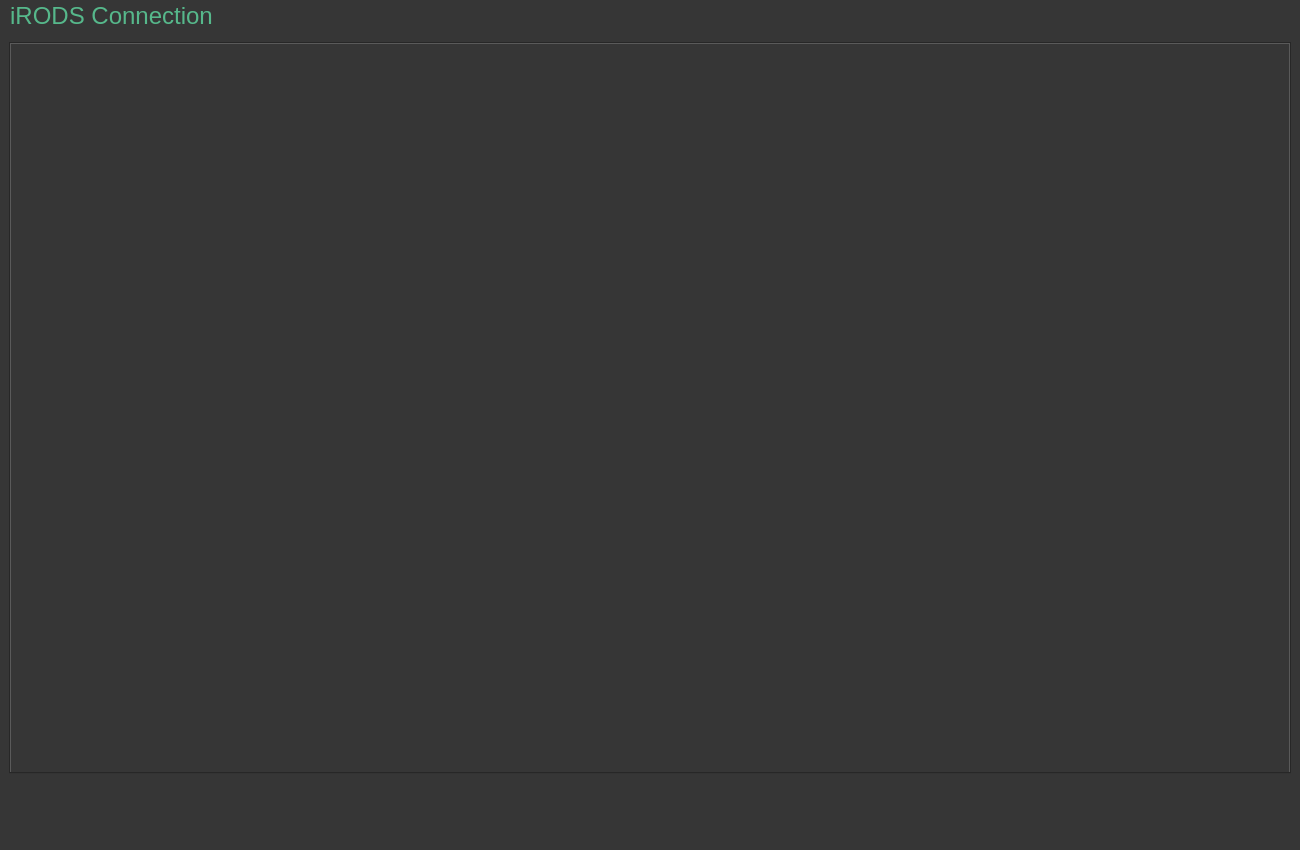
First picture: the form in ibridgesgui/ui_files/MainMenu.ui, repository iBridges-for-iRODS/iBridges-GUI, before the edit.
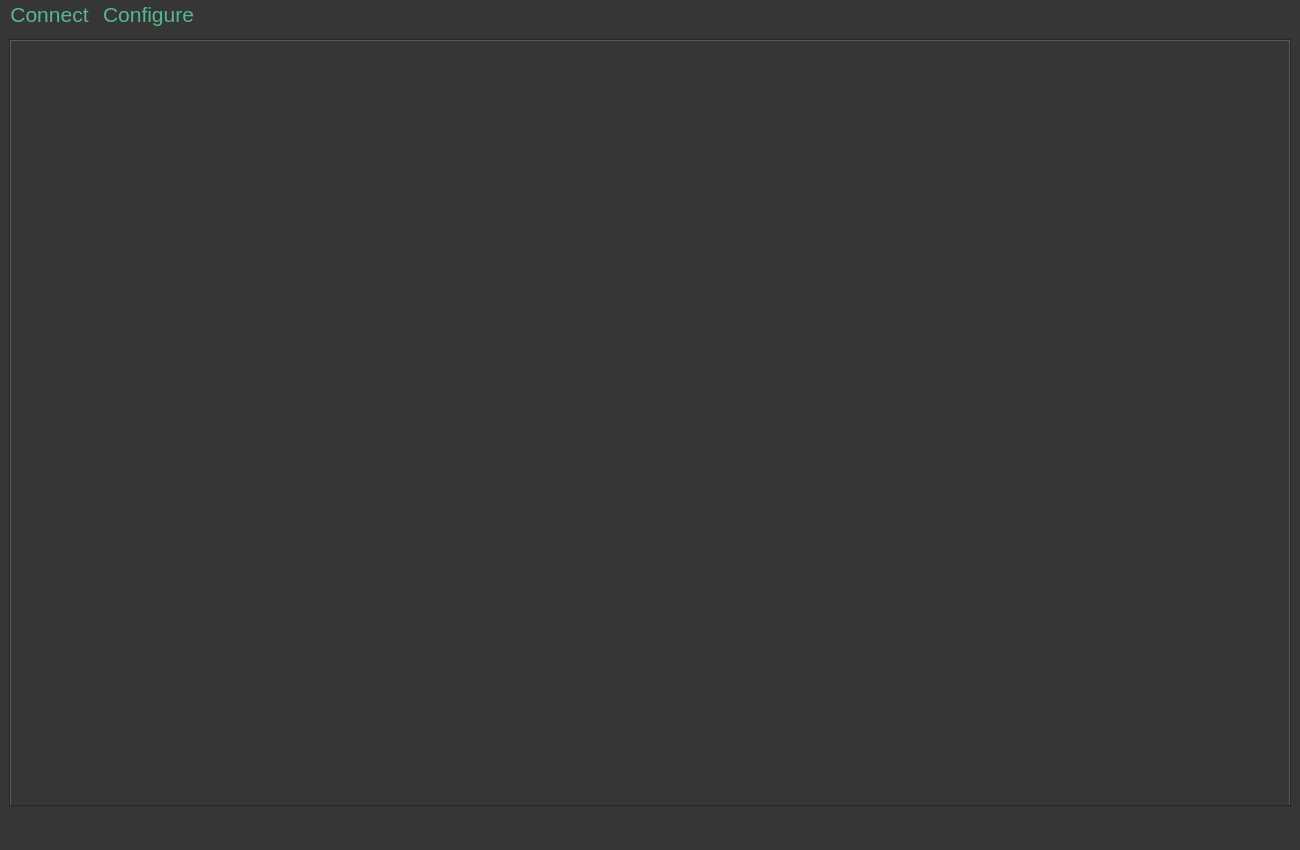
Second picture: the form after the edit.

Diff of the .ui file:
```diff
--- a/ibridgesgui/ui_files/MainMenu.ui
+++ b/ibridgesgui/ui_files/MainMenu.ui
@@ -25,18 +25,19 @@
 	color: rgb(86, 184, 139);
 	background-color: rgb(54, 54, 54);
 	selection-background-color: rgb(58, 152, 112);
-    font: 18pt;
-}
-
-QLabel#globalErrorLabel
-{
-	color: rgb(217, 174, 23);
+    font: 16pt;
 }
 
 QTabBar::tab:top:selected {
     background-color: rgb(58, 152, 112);
     color: rgb(54, 54, 54);
 }
+
+QLabel#error_label
+{
+	color: rgb(217, 174, 23);
+     font: 18pt;
+}
 </string>
   </property>
   <widget class="QWidget" name="centralwidget">
@@ -45,7 +46,7 @@
    </property>
    <layout class="QVBoxLayout" name="verticalLayout">
     <item>
-     <widget class="QTabWidget" name="tabWidget">
+     <widget class="QTabWidget" name="tab_widget">
       <property name="minimumSize">
        <size>
         <width>600</width>
@@ -54,7 +55,7 @@
       </property>
       <property name="font">
        <font>
-        <pointsize>18</pointsize>
+        <pointsize>16</pointsize>
         <italic>false</italic>
         <bold>false</bold>
        </font>
@@ -65,10 +66,7 @@
      </widget>
     </item>
     <item>
-     <widget class="QLabel" name="globalErrorLabel">
-      <property name="styleSheet">
-       <string notr="true"/>
-      </property>
+     <widget class="QLabel" name="error_label">
       <property name="text">
        <string/>
       </property>
@@ -82,35 +80,42 @@
      <x>0</x>
      <y>0</y>
      <width>1300</width>
-     <height>27</height>
+     <height>24</height>
     </rect>
    </property>
    <property name="font">
     <font>
-     <pointsize>18</pointsize>
+     <pointsize>16</pointsize>
      <italic>false</italic>
      <bold>false</bold>
     </font>
    </property>
-   <widget class="QMenu" name="menuMenu">
+   <widget class="QMenu" name="main_menu">
     <property name="font">
      <font>
-      <pointsize>18</pointsize>
+      <pointsize>16</pointsize>
       <italic>false</italic>
       <bold>false</bold>
      </font>
     </property>
     <property name="title">
-     <string>iRODS Connection</string>
+     <string>Connect</string>
     </property>
-    <addaction name="actionConnect"/>
-    <addaction name="actionCloseSession"/>
-    <addaction name="actionExit"/>
+    <addaction name="action_connect"/>
+    <addaction name="action_close_session"/>
+    <addaction name="action_exit"/>
    </widget>
-   <addaction name="menuMenu"/>
+   <widget class="QMenu" name="config_menu">
+    <property name="title">
+     <string>Configure</string>
+    </property>
+    <addaction name="action_check_configuration"/>
+    <addaction name="action_add_configuration"/>
+   </widget>
+   <addaction name="main_menu"/>
+   <addaction name="config_menu"/>
   </widget>
-  <widget class="QStatusBar" name="statusbar"/>
-  <action name="actionCloseSession">
+  <action name="action_close_session">
    <property name="text">
     <string>Close Connection</string>
    </property>
@@ -118,7 +123,7 @@
     <font/>
    </property>
   </action>
-  <action name="actionExit">
+  <action name="action_exit">
    <property name="text">
     <string>Exit iBridges</string>
    </property>
@@ -142,11 +147,21 @@
     <font/>
    </property>
   </action>
-  <action name="actionConnect">
+  <action name="action_connect">
    <property name="text">
     <string>Connect to iRODS</string>
    </property>
   </action>
+  <action name="action_check_configuration">
+   <property name="text">
+    <string>Check Configuration</string>
+   </property>
+  </action>
+  <action name="action_add_configuration">
+   <property name="text">
+    <string>Add Configuration</string>
+   </property>
+  </action>
  </widget>
  <resources/>
  <connections/>
```
